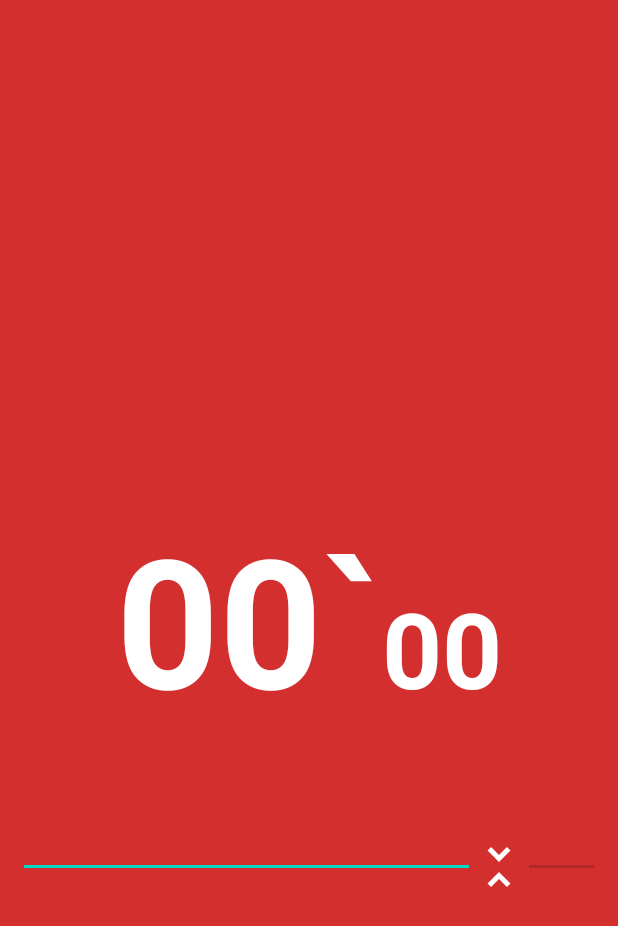
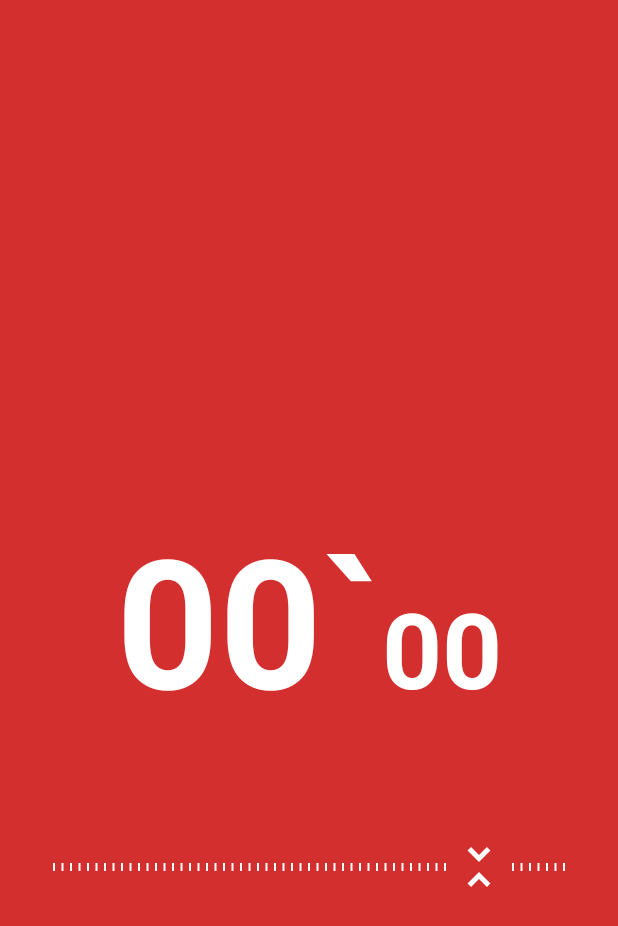
Before and after one commit to GeonwooVincentKim/PomodoroTimer, an Android app: the screen it shows after launch (MainActivity), on a phone screen of 412 x 824 dp. Shown: the top 926 px of the screen. Run offline under Robolectric (Android 15) with nearby library versions, the phone set to English and light mode, and no system bars.

Commit message:
[Feature] - TickMark on handling times

```diff
--- /dev/null
+++ b/app/src/main/res/drawable/drawable_tick_mark.xml
@@ -0,0 +1,10 @@
+<?xml version="1.0" encoding="utf-8"?>
+<shape xmlns:android="http://schemas.android.com/apk/res/android"
+    android:shape="rectangle">
+
+    <solid android:color="@color/white" />
+    <size
+        android:width="2dp"
+        android:height="5dp" />
+
+</shape>
--- a/app/src/main/res/layout/activity_main.xml
+++ b/app/src/main/res/layout/activity_main.xml
@@ -40,7 +40,10 @@
         android:layout_width="0dp"
         android:layout_height="wrap_content"
         android:max="60"
+        android:layout_marginHorizontal="20dp"
+        android:tickMark="@drawable/drawable_tick_mark"
         android:progress="50"
+        android:progressDrawable="@color/transparent"
         android:thumb="@drawable/ic_thumb"
         app:layout_constraintBottom_toBottomOf="parent"
         app:layout_constraintLeft_toLeftOf="parent"
--- a/app/src/main/res/values/colors.xml
+++ b/app/src/main/res/values/colors.xml
@@ -8,4 +8,5 @@
     <color name="black">#FF000000</color>
     <color name="white">#FFFFFFFF</color>
     <color name="pomodoro_red">#FFD32F2F</color>
+    <color name="transparent">#00000000</color>
 </resources>
```
